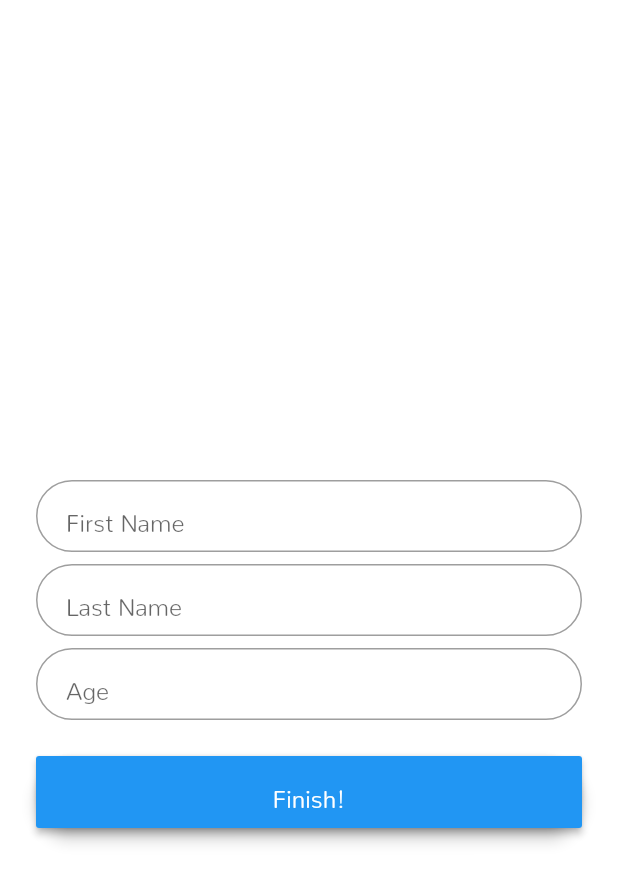
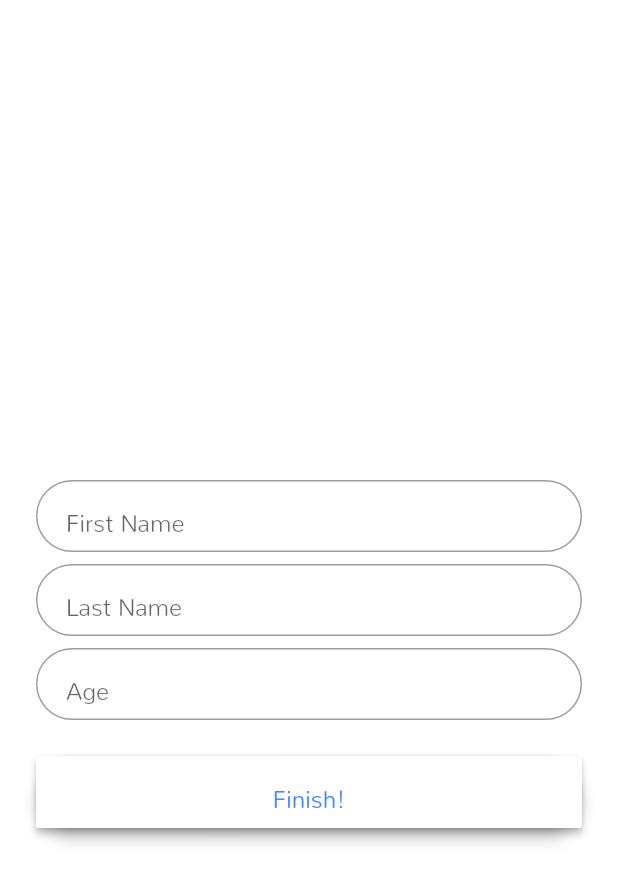
Before and after one commit to yankies-codeman/voca, a Flutter app: the SignUpPage screen opened by its route, on a phone screen of 412 x 824 dp. Shown: the top 883 px of the screen. Run offline on Flutter 3.47's test engine with Material 2 defaults, Android fonts, the phone set to English and light mode, and no system bars; our stand-ins replace cloud_firestore, firebase_auth; accounts and stored records are empty.

Commit message:
after PC format

```diff
--- a/lib/UI/progress-button.dart
+++ b/lib/UI/progress-button.dart
@@ -10,7 +10,7 @@ class ProgressButton extends StatefulWidget {
   _ProgressButtonState createState() => _ProgressButtonState();
 }
 
-class _ProgressButtonState extends State<ProgressButton> with SingleTickerProviderStateMixin {
+class _ProgressButtonState extends State<ProgressButton> with TickerProviderStateMixin {
 
 AnimationController _animationController;
 Animation _animation;
@@ -44,7 +44,7 @@ GlobalKey _globalKey = GlobalKey();
           width: _width,
           child: RaisedButton(
             padding: EdgeInsets.all(0.0),
-            color: _state == 2 ? Colors.green : Colors.blue,
+            color: _state == 2 ? Colors.blueAccent : Colors.white,
             child: buildButtonChild(),
             onPressed: () {},
             onHighlightChanged: (isPressed) {
@@ -92,7 +92,7 @@ GlobalKey _globalKey = GlobalKey();
     if (_state == 0) {
       return Text(
         'Finish!',
-        style: TextStyle(color: Colors.white, fontSize: 16.0),
+        style: TextStyle(color: Colors.blueAccent, fontSize: 16.0),
       );
     } else if (_state == 1) {
       return SizedBox(
--- a/lib/main.dart
+++ b/lib/main.dart
@@ -12,7 +12,30 @@ class MyApp extends StatelessWidget {
   // This widget is the root of your application.
   @override
   Widget build(BuildContext context) {
-    return new MaterialApp(
+    // return new MaterialApp(
+    //   title: 'Voca',
+    //   debugShowCheckedModeBanner: false,
+    //   theme: new ThemeData(
+    //     // This is the theme of your application.
+    //     //
+    //     // Try running your application with "flutter run". You'll see the
+    //     // application has a blue toolbar. Then, without quitting the app, try
+    //     // changing the primarySwatch below to Colors.green and then invoke
+    //     // "hot reload" (press "r" in the console where you ran "flutter run",
+    //     // or press Run > Flutter Hot Reload in IntelliJ). Notice that the
+    //     // counter didn't reset back to zero; the application is not restarted.
+    //     primarySwatch: Colors.blue,
+    //     fontFamily: 'Nunito',
+    //   ),
+    //   home: LoginPage(),
+    //   routes: <String, WidgetBuilder>{
+    //     '/homepage': (BuildContext context) => HomePage(),
+    //     '/signuppage': (BuildContext context) => SignUpPage(),
+    //     '/landingpage': (BuildContext context) => LoginPage(),
+    //   },
+    // );
+
+     return new MaterialApp(
       title: 'Voca',
       debugShowCheckedModeBanner: false,
       theme: new ThemeData(
```
Also changed, not shown: pubspec.lock.
